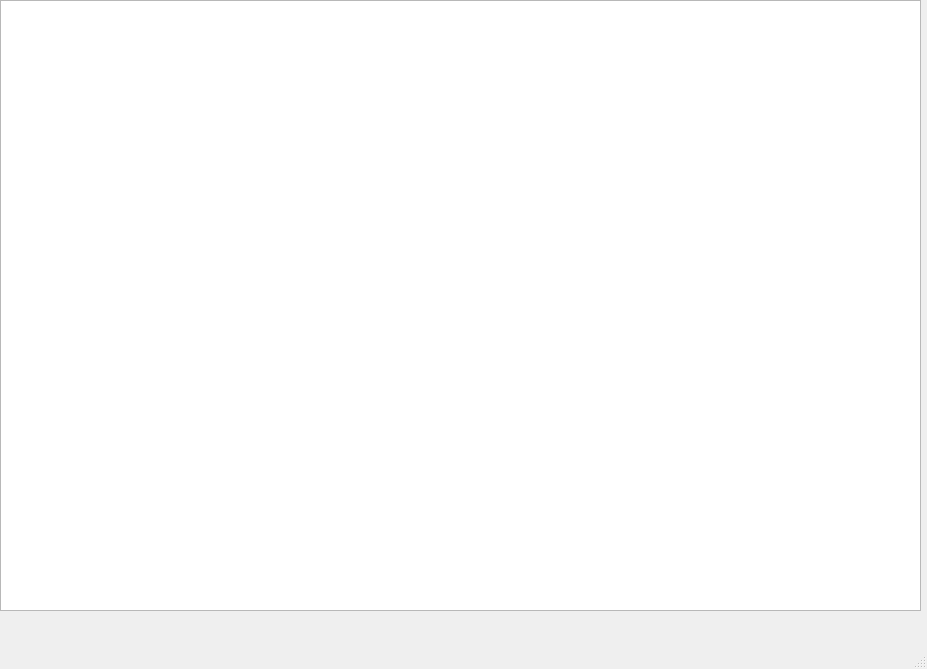
This is cof_tbl.ui in Aandreeww/Coffee as Qt 5 draws it before an edit. The edited form follows.
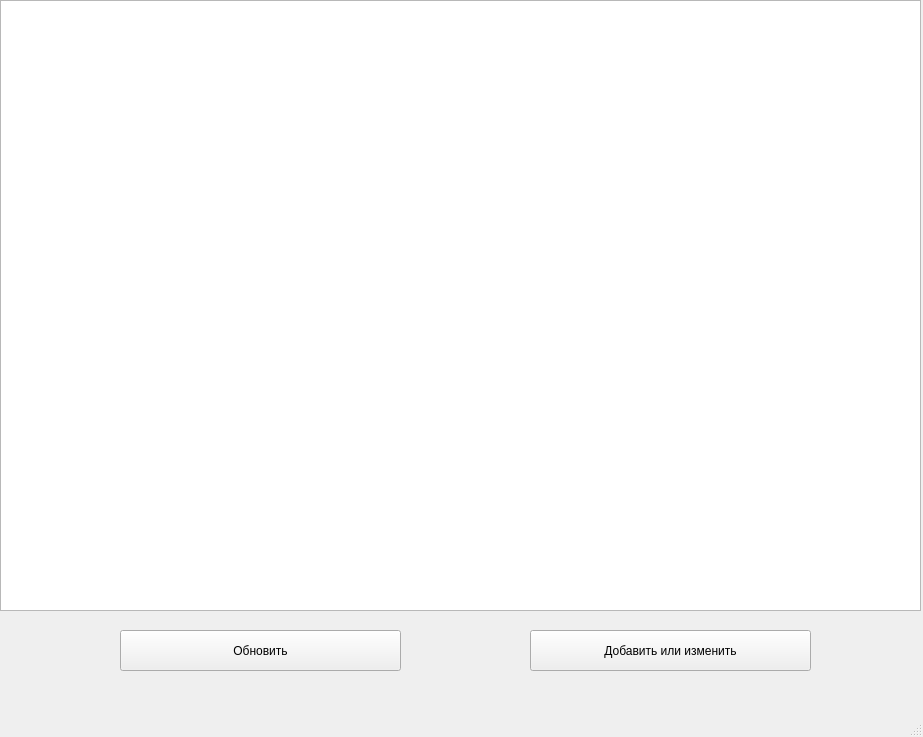
This is the edited form.

```diff
--- a/cof_tbl.ui
+++ b/cof_tbl.ui
@@ -6,8 +6,8 @@
    <rect>
     <x>0</x>
     <y>0</y>
-    <width>927</width>
-    <height>669</height>
+    <width>923</width>
+    <height>737</height>
    </rect>
   </property>
   <property name="windowTitle">
@@ -24,6 +24,32 @@
      </rect>
     </property>
    </widget>
+   <widget class="QPushButton" name="pushButton">
+    <property name="geometry">
+     <rect>
+      <x>530</x>
+      <y>630</y>
+      <width>281</width>
+      <height>41</height>
+     </rect>
+    </property>
+    <property name="text">
+     <string>Добавить или изменить</string>
+    </property>
+   </widget>
+   <widget class="QPushButton" name="update">
+    <property name="geometry">
+     <rect>
+      <x>120</x>
+      <y>630</y>
+      <width>281</width>
+      <height>41</height>
+     </rect>
+    </property>
+    <property name="text">
+     <string>Обновить</string>
+    </property>
+   </widget>
   </widget>
   <widget class="QMenuBar" name="menubar">
    <property name="geometry">
```
Left out of the diff: 2 changed lines with no effect on the pictures.
